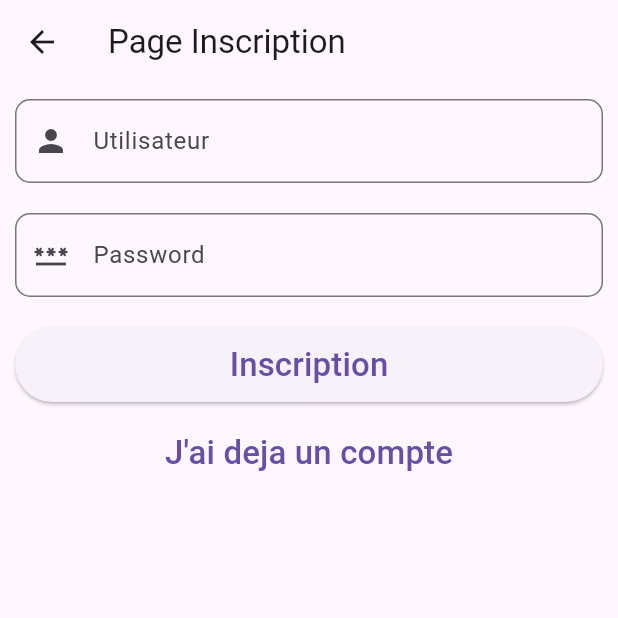
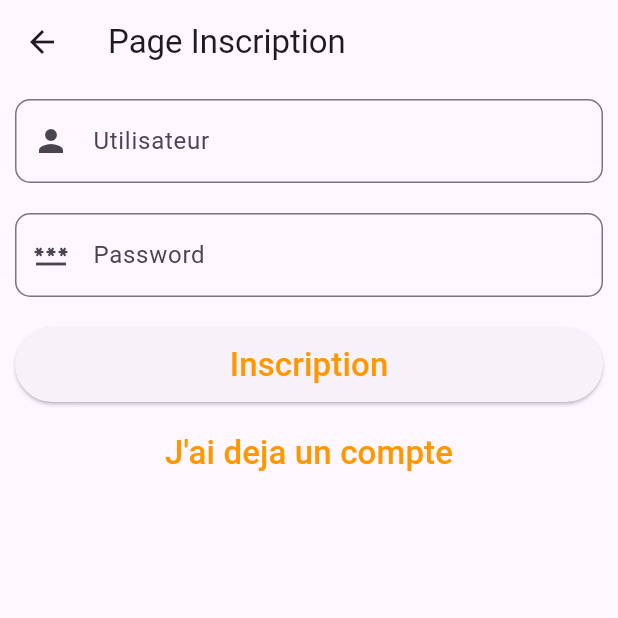
Before and after one commit to aymenmaalej/sQueezIT, a Flutter app: the InscriptionPage screen opened by its route, on a phone screen of 412 x 824 dp, the top half of it. Run offline on Flutter 3.47's test engine with Material 3 defaults, Android fonts, the light colour scheme and no system bars; our stand-ins replace shared_preferences; accounts and stored records are empty.

Commit message:
fix test and insc colors

```diff
--- a/lib/pages/inscription.page.dart
+++ b/lib/pages/inscription.page.dart
@@ -51,11 +51,11 @@ class InscriptionPage extends StatelessWidget {
                 onPressed: (){
                   _onInscrire(context);
                 },
-                child: Text('Inscription', style: TextStyle(fontSize: 22),),
+                child: Text('Inscription', style: TextStyle(fontSize: 22, color: Colors.orange),),
               ),
             ),
             TextButton(
-                child : Text("J'ai deja un compte" , style: TextStyle(fontSize: 22)),
+                child : Text("J'ai deja un compte" , style: TextStyle(fontSize: 22, color: Colors.orange)),
                 onPressed: () {
                   Navigator.pop(context);
                   Navigator.pushNamed(context, '/authentification');
```
Also changed, not shown: 1 other file.
